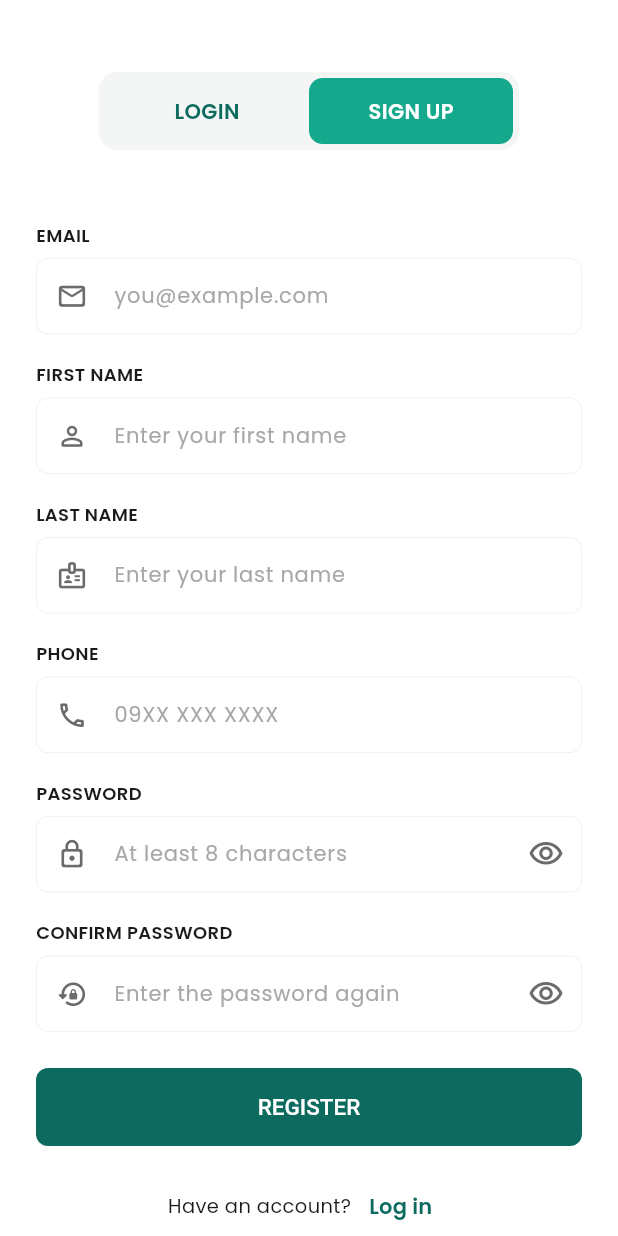
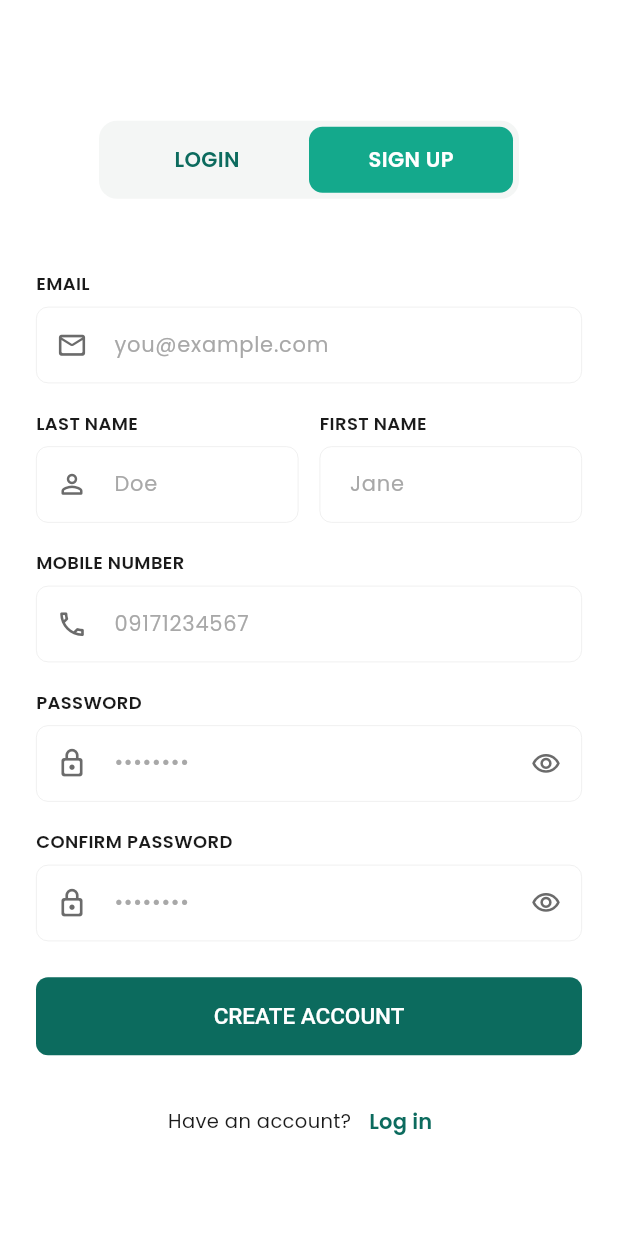
Before and after one commit to peya025/animal-bite-management-system, a Flutter app: the SignUpView screen opened by its route, on a phone screen of 412 x 824 dp. Run offline on Flutter 3.47's test engine with Material 3 defaults, Android fonts, the light colour scheme and no system bars; our stand-ins replace flutter_secure_storage, table_calendar; accounts and stored records are empty.

Commit message:
web and mobile updates

```diff
--- a/mobile/lib/views/login_view.dart
+++ b/mobile/lib/views/login_view.dart
@@ -46,9 +46,6 @@ class _LoginViewState extends State<LoginView> {
         password: _passwordController.text,
         remember: _rememberMe,
       );
-      final patients = await MobileApi.instance.patients();
-      if (!mounted) return;
-
       ScaffoldMessenger.of(context).showSnackBar(
         const SnackBar(
           content: Text('Login successful.'),
@@ -56,7 +53,7 @@ class _LoginViewState extends State<LoginView> {
         ),
       );
       Navigator.of(context).pushNamedAndRemoveUntil(
-        patients.isEmpty ? AppRoutes.profileSetup : AppRoutes.menu,
+        AppRoutes.menu,
         (route) => false,
       );
     } catch (error) {
--- a/mobile/lib/views/sign_up_view.dart
+++ b/mobile/lib/views/sign_up_view.dart
@@ -60,13 +60,13 @@ class _SignUpViewState extends State<SignUpView> {
 
       ScaffoldMessenger.of(context).showSnackBar(
         const SnackBar(
-          content: Text('Account created. Add your patient profile.'),
+          content: Text('Account created successfully.'),
           backgroundColor: AppColors.primary,
         ),
       );
       Navigator.of(
         context,
-      ).pushNamedAndRemoveUntil(AppRoutes.profileSetup, (route) => false);
+      ).pushNamedAndRemoveUntil(AppRoutes.menu, (route) => false);
     } catch (error) {
       if (mounted) setState(() => _errorMessage = error.toString());
     } finally {
@@ -125,80 +125,93 @@ class _SignUpViewState extends State<SignUpView> {
                         validator: (value) {
                           final email = value?.trim() ?? '';
                           if (email.isEmpty) return 'Email is required';
-                          if (!email.contains('@')) return 'Enter a valid email';
+                          if (!RegExp(r'^[^@]+@[^@]+\.[^@]+$').hasMatch(email)) {
+                            return 'Enter a valid email address';
+                          }
                           return null;
                         },
                       ),
                       const SizedBox(height: 18),
-                      AppTextField(
+                      Row(
+                        children: [
+                          Expanded(
+                            child: AppTextField(
+                              label: 'LAST NAME',
+                              controller: _lastNameController,
+                              enabled: !_isLoading,
+                              hintText: 'Doe',
+                              prefixIcon: Icons.person_outline_rounded,
+                              textInputAction: TextInputAction.next,
+                              autofillHints: const [AutofillHints.familyName],
+                              validator: (value) =>
+                                  value == null || value.trim().isEmpty
+                                      ? 'Last name is required'
+                                      : null,
+                            ),
+                          ),
+                          const SizedBox(width: 14),
+                          Expanded(
+                            child: AppTextField(
                               label: 'FIRST NAME',
                               controller: _firstNameController,
                               enabled: !_isLoading,
-                        hintText: 'Enter your first name',
-                        prefixIcon: Icons.person_outline_rounded,
+                              hintText: 'Jane',
                               textInputAction: TextInputAction.next,
-                        textCapitalization: TextCapitalization.words,
                               autofillHints: const [AutofillHints.givenName],
                               validator: (value) =>
                                   value == null || value.trim().isEmpty
-                            ? 'FIRST NAME is required'
+                                      ? 'First name is required'
                                       : null,
+                            ),
+                          ),
+                        ],
                       ),
                       const SizedBox(height: 18),
                       AppTextField(
-                        label: 'LAST NAME',
-                        controller: _lastNameController,
-                        enabled: !_isLoading,
-                        hintText: 'Enter your last name',
-                        prefixIcon: Icons.badge_outlined,
-                        textInputAction: TextInputAction.next,
-                        textCapitalization: TextCapitalization.words,
-                        autofillHints: const [AutofillHints.familyName],
-                        validator: (value) =>
-                            value == null || value.trim().isEmpty
-                            ? 'LAST NAME is required'
-                            : null,
-                      ),
-                      const SizedBox(height: 18),
-                      AppTextField(
-                        label: 'PHONE',
+                        label: 'MOBILE NUMBER',
                         controller: _phoneController,
                         enabled: !_isLoading,
-                        hintText: '09XX XXX XXXX',
+                        hintText: '09171234567',
                         prefixIcon: Icons.phone_outlined,
                         keyboardType: TextInputType.phone,
                         textInputAction: TextInputAction.next,
                         autofillHints: const [AutofillHints.telephoneNumber],
+                        validator: (value) {
+                          final phone = value?.trim() ?? '';
+                          if (phone.isEmpty) return 'Mobile number is required';
+                          if (phone.length < 11) {
+                            return 'Enter a valid mobile number';
+                          }
+                          return null;
+                        },
                       ),
                       const SizedBox(height: 18),
                       AppTextField(
                         label: 'PASSWORD',
                         controller: _passwordController,
                         enabled: !_isLoading,
-                        hintText: 'At least 8 characters',
+                        hintText: '••••••••',
                         prefixIcon: Icons.lock_outline_rounded,
                         obscureText: _obscurePassword,
                         textInputAction: TextInputAction.next,
                         autofillHints: const [AutofillHints.newPassword],
                         suffixIcon: IconButton(
-                          tooltip: _obscurePassword
-                              ? 'Show password'
-                              : 'Hide password',
-                          onPressed: _isLoading
-                              ? null
-                              : () => setState(
+                          onPressed: () => setState(
                             () => _obscurePassword = !_obscurePassword,
                           ),
                           icon: Icon(
                             _obscurePassword
                                 ? Icons.visibility_outlined
                                 : Icons.visibility_off_outlined,
+                            size: 20,
                             color: AppColors.gray500,
                           ),
                         ),
                         validator: (value) {
-                          if (value == null || value.length < 8) {
-                            return 'Use at least 8 characters';
+                          final password = value ?? '';
+                          if (password.isEmpty) return 'Password is required';
+                          if (password.length < 8) {
+                            return 'Password must be at least 8 characters';
                           }
                           return null;
                         },
@@ -208,18 +221,12 @@ class _SignUpViewState extends State<SignUpView> {
                         label: 'CONFIRM PASSWORD',
                         controller: _passwordConfirmationController,
                         enabled: !_isLoading,
-                        hintText: 'Enter the password again',
-                        prefixIcon: Icons.lock_reset_rounded,
+                        hintText: '••••••••',
+                        prefixIcon: Icons.lock_outline_rounded,
                         obscureText: _obscurePasswordConfirmation,
                         textInputAction: TextInputAction.done,
-                        autofillHints: const [AutofillHints.newPassword],
                         suffixIcon: IconButton(
-                          tooltip: _obscurePasswordConfirmation
-                              ? 'Show password confirmation'
-                              : 'Hide password confirmation',
-                          onPressed: _isLoading
-                              ? null
-                              : () => setState(
+                          onPressed: () => setState(
                             () => _obscurePasswordConfirmation =
                                 !_obscurePasswordConfirmation,
                           ),
@@ -227,31 +234,29 @@ class _SignUpViewState extends State<SignUpView> {
                             _obscurePasswordConfirmation
                                 ? Icons.visibility_outlined
                                 : Icons.visibility_off_outlined,
+                            size: 20,
                             color: AppColors.gray500,
                           ),
                         ),
-                        validator: (value) =>
-                            value != _passwordController.text
-                            ? 'Passwords do not match'
-                            : null,
-                        onFieldSubmitted: (_) {
-                          if (!_isLoading) _register();
+                        validator: (value) {
+                          if (value != _passwordController.text) {
+                            return 'Passwords do not match';
+                          }
+                          return null;
                         },
                       ),
                       const SizedBox(height: 24),
                       PrimaryActionButton(
-                        label: 'REGISTER',
+                        label: 'CREATE ACCOUNT',
                         isLoading: _isLoading,
                         onPressed: _register,
                       ),
-                      const SizedBox(height: 16),
+                      const SizedBox(height: 20),
                       AccountLoginPrompt(
-                        enabled: !_isLoading,
                         onLogin: () => Navigator.of(
                           context,
                         ).pushReplacementNamed(AppRoutes.login),
                       ),
-                      const SizedBox(height: 28),
                     ],
                   ),
                 ),
```
Also changed, not shown: 3 other files. Lines whose indentation alone changed are shown as unchanged.
